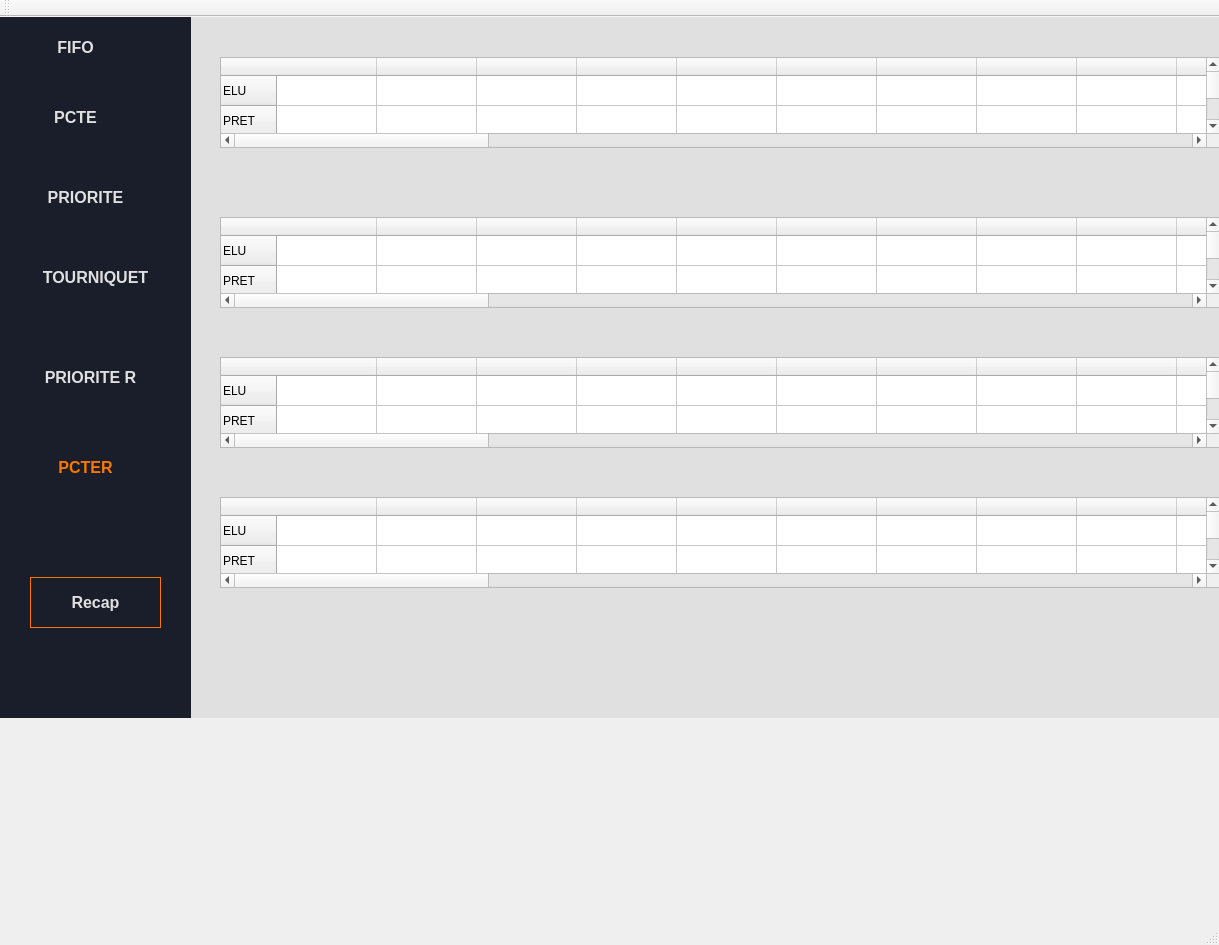
Above: mainwindow.ui from alimar440/projetSE before the change. Below: the same form after it.
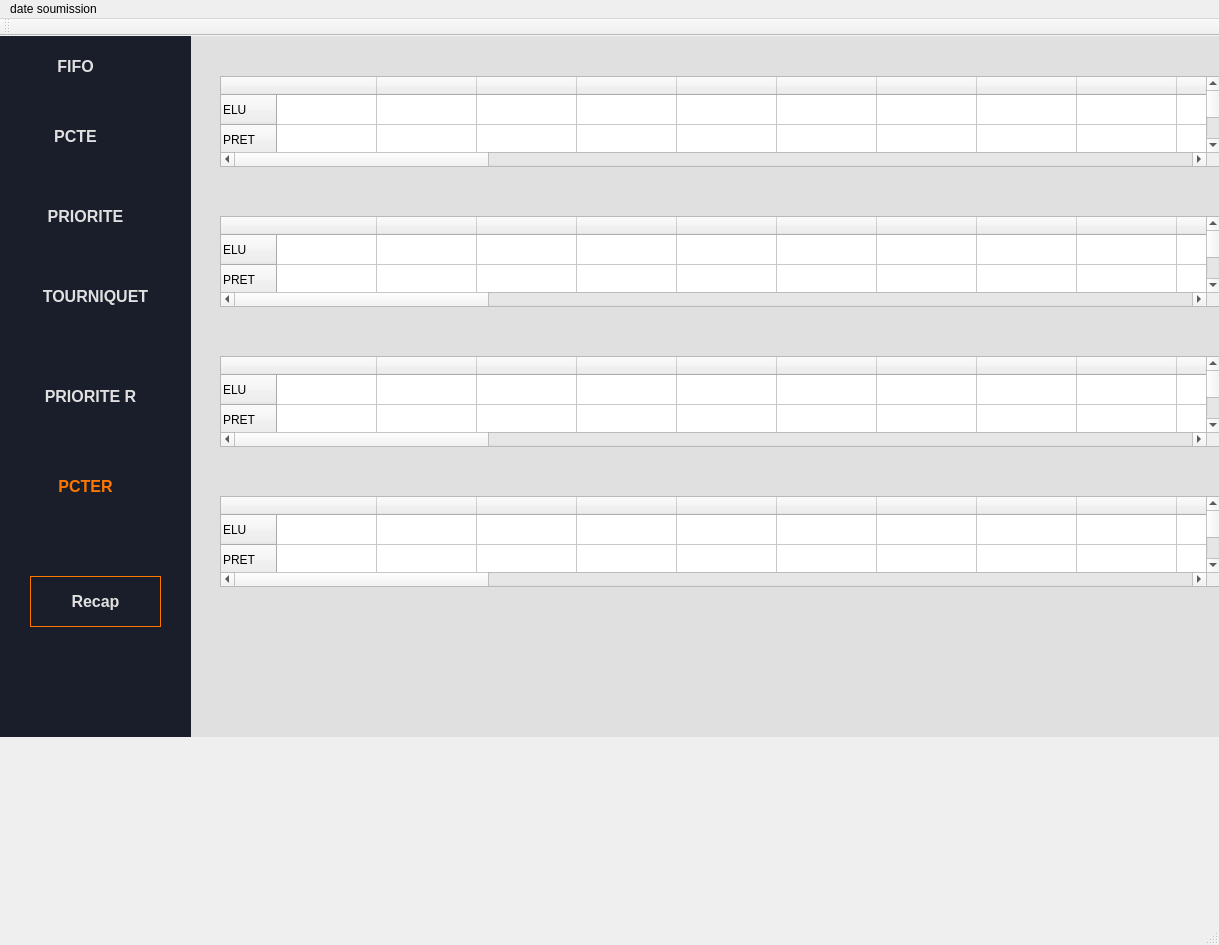
That is the form after the change. The open tabs and pages were chosen to show the change.

```diff
--- a/mainwindow.ui
+++ b/mainwindow.ui
@@ -5133,7 +5133,7 @@
        <property name="geometry">
         <rect>
          <x>30</x>
-         <y>560</y>
+         <y>540</y>
          <width>131</width>
          <height>51</height>
         </rect>
@@ -5389,7 +5389,7 @@
       <property name="geometry">
        <rect>
         <x>220</x>
-        <y>210</y>
+        <y>190</y>
         <width>1001</width>
         <height>91</height>
        </rect>
@@ -5584,7 +5584,7 @@
       <property name="geometry">
        <rect>
         <x>220</x>
-        <y>490</y>
+        <y>470</y>
         <width>1001</width>
         <height>91</height>
        </rect>
@@ -5779,7 +5779,7 @@
       <property name="geometry">
        <rect>
         <x>220</x>
-        <y>350</y>
+        <y>330</y>
         <width>1001</width>
         <height>91</height>
        </rect>
@@ -5982,6 +5982,15 @@
      <height>17</height>
     </rect>
    </property>
+   <widget class="QMenu" name="menudate_soumission">
+    <property name="title">
+     <string>date soumission</string>
+    </property>
+    <addaction name="separator"/>
+    <addaction name="actionajout"/>
+    <addaction name="actionretire"/>
+   </widget>
+   <addaction name="menudate_soumission"/>
   </widget>
   <widget class="QStatusBar" name="statusbar"/>
   <widget class="QToolBar" name="toolBar">
```
Left out of the diff: 52 changed lines with no effect on the pictures.
